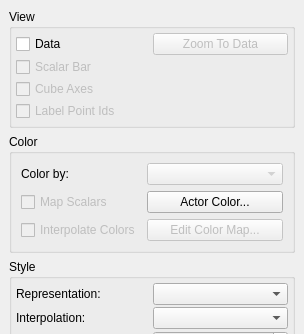
First picture: the form in GUI/Client/Widgets/pqDisplayProxyEditor.ui, repository wildmichael/ParaView3-enhancements-old, before the edit; both pictures show x 0 to 304 and y 0 to 334 of the 304 by 580 pixel window.
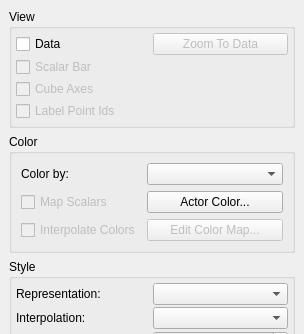
Second picture: the form after the edit. Custom widgets are drawn as their Qt base class.

```diff
--- a/GUI/Client/Widgets/pqDisplayProxyEditor.ui
+++ b/GUI/Client/Widgets/pqDisplayProxyEditor.ui
@@ -375,7 +375,7 @@
       <item row="0" column="1" colspan="2" >
        <widget class="QComboBox" name="ColorBy" >
         <property name="enabled" >
-         <bool>false</bool>
+         <bool>true</bool>
         </property>
        </widget>
       </item>
```
